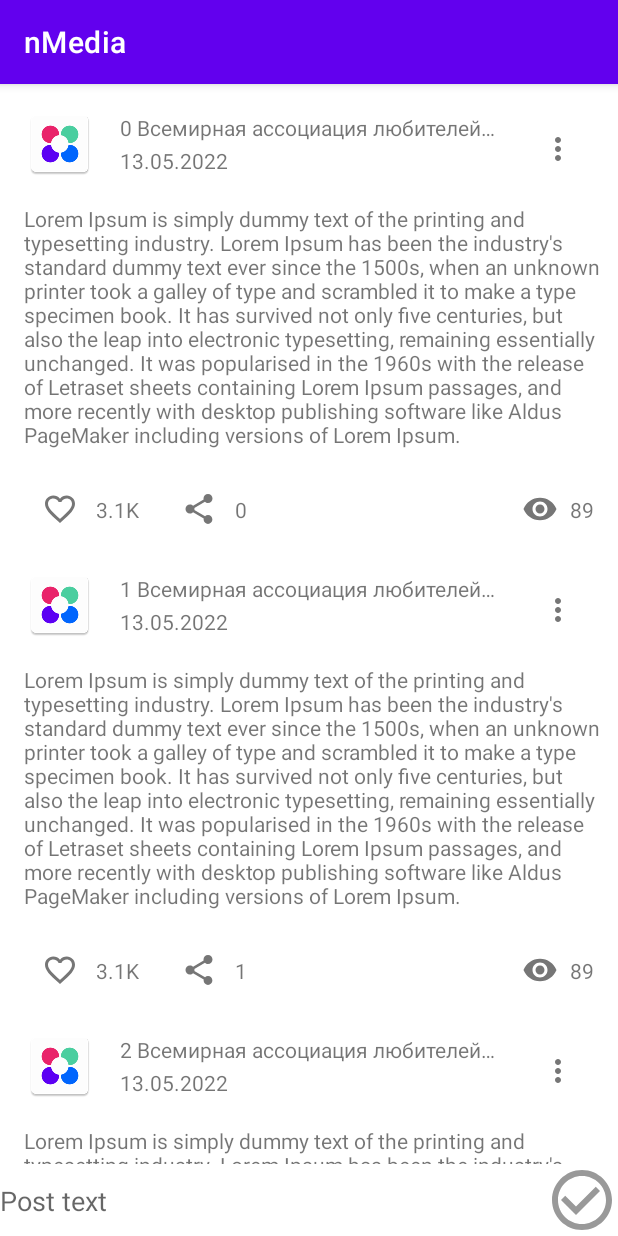
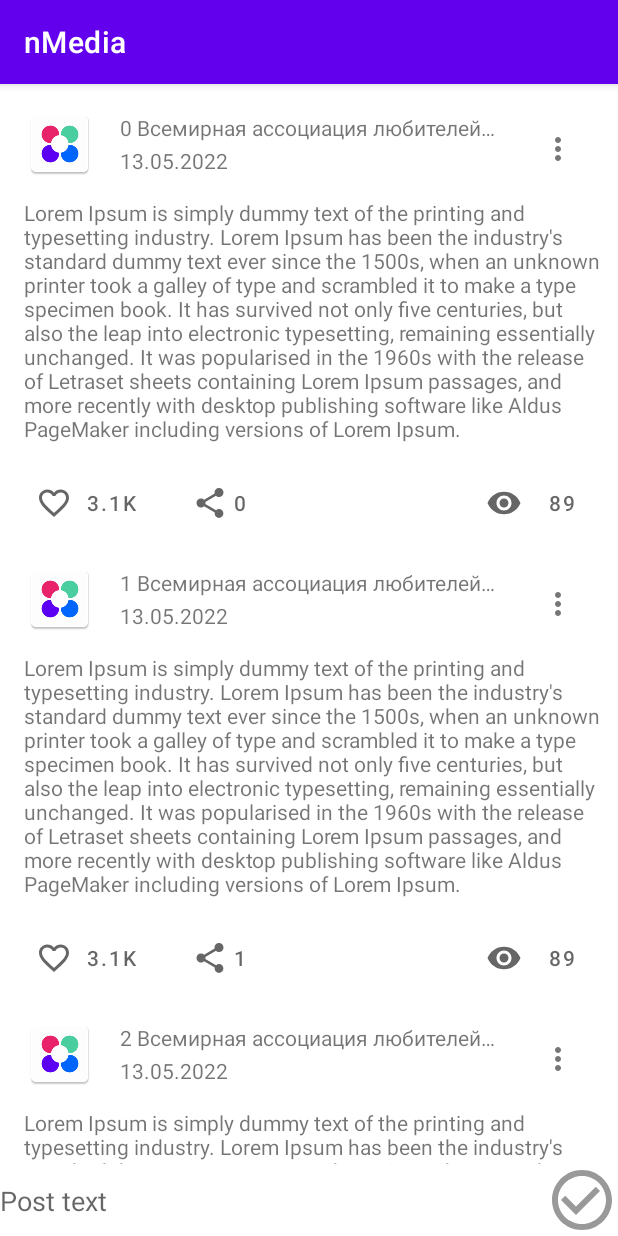
Before and after one commit to mstif/nmedia-app, an Android app: the screen it shows after launch (MainActivity), on a phone screen of 412 x 824 dp. Run offline under Robolectric (Android 15) with nearby library versions, the phone set to English and light mode, and no system bars.

Commit message:
Кнопки к постам заменены MD Button

```diff
--- a/app/src/main/java/ru/netology/nmedia/adapter/PostsAdapter.kt
+++ b/app/src/main/java/ru/netology/nmedia/adapter/PostsAdapter.kt
@@ -52,17 +52,14 @@ class PostsAdapter(
 
         fun bind(post: Post) = with(binding) {
             this@ViewHolder.post = post
-            imageButtonFavorit.setImageResource(
-                if (post.liked) R.drawable.ic_liked_24 else
-                    R.drawable.ic_baseline_favorite_border_24
-            )
-
+            imageButtonFavorit.isChecked = post.liked
+            imageButtonFavorit.text = getStringOfCount(post.likeCount)
             contentPost.text = post.content
             author.text = post.author
             published.text = post.published
-            likeCount.text = getStringOfCount(post.likeCount)
-            shareCount.text = getStringOfCount(post.shareCount)
-            eyeCount.text = getStringOfCount(post.seenCount)
+
+            imageButtonShare.text = getStringOfCount(post.shareCount)
+            imageEye.text = getStringOfCount(post.seenCount)
             dropdownMenu.setOnClickListener { popupMenu.show() }
 
         }
--- /dev/null
+++ b/app/src/main/res/color/like_checkbox_tint.xml
@@ -0,0 +1,6 @@
+<?xml version="1.0" encoding="utf-8"?>
+<selector xmlns:android="http://schemas.android.com/apk/res/android">
+<item android:color="#ff0000" android:state_checked="true"/>
+<item android:color="?attr/colorControlNormal" />
+
+</selector>
--- /dev/null
+++ b/app/src/main/res/drawable/ic_like_24dp.xml
@@ -0,0 +1,5 @@
+<?xml version="1.0" encoding="utf-8"?>
+<selector xmlns:android="http://schemas.android.com/apk/res/android">
+    <item android:drawable="@drawable/ic_liked_24" android:state_checked="true" />
+    <item android:drawable="@drawable/ic_baseline_favorite_border_24" />
+</selector>
--- a/app/src/main/res/layout/post.xml
+++ b/app/src/main/res/layout/post.xml
@@ -63,14 +63,13 @@
         android:layout_width="match_parent"
         android:layout_height="wrap_content"
         android:layout_marginStart="@dimen/common_spacing"
-        android:layout_marginTop="@dimen/common_spacing"
+        android:layout_marginTop="12dp"
         android:ellipsize="end"
         app:layout_constrainedHeight="true"
         app:layout_constraintStart_toStartOf="parent"
         app:layout_constraintTop_toBottomOf="@id/headerBarrier"
-        app:layout_constraintVertical_bias="0"
 
-        tools:text="@tools:sample/lorem/random" />
+        tools:text="@tools:sample/lorem" />
 
     <androidx.constraintlayout.widget.Barrier
         android:id="@+id/headerBarrier"
@@ -79,84 +78,52 @@
         app:barrierDirection="bottom"
         app:constraint_referenced_ids="author,top_avatar,published" />
 
-    <ImageButton
+    <com.google.android.material.button.MaterialButton
         android:id="@+id/imageButtonFavorit"
+        style="@style/Widget.AppTheme.LikeCheckBox"
         android:layout_width="wrap_content"
         android:layout_height="wrap_content"
         android:layout_marginStart="@dimen/common_spacing"
         android:layout_marginTop="@dimen/common_spacing"
-        android:background="@android:color/transparent"
+        android:checkable="true"
         android:contentDescription="@string/favorit_button"
-        android:minWidth="48dp"
-        android:minHeight="48dp"
-
+        app:icon="@drawable/ic_like_24dp"
         app:layout_constraintStart_toStartOf="parent"
         app:layout_constraintTop_toBottomOf="@id/contentPost"
-        app:srcCompat="@drawable/ic_baseline_favorite_border_24" />
+        tools:text="512" />
 
 
-    <androidx.appcompat.widget.AppCompatTextView
-        android:id="@+id/likeCount"
-        android:layout_width="wrap_content"
-        android:layout_height="wrap_content"
-
-
-        app:layout_constraintBottom_toBottomOf="@+id/imageButtonFavorit"
-        app:layout_constraintStart_toEndOf="@id/imageButtonFavorit"
-        app:layout_constraintTop_toTopOf="@+id/imageButtonFavorit"
-        tools:text="4558" />
-
-    <ImageButton
+    <com.google.android.material.button.MaterialButton
         android:id="@+id/imageButtonShare"
+        style="@style/Widget.AppTheme.PostIconBar"
         android:layout_width="wrap_content"
         android:layout_height="wrap_content"
         android:layout_marginStart="@dimen/common_spacing"
         android:layout_marginTop="@dimen/common_spacing"
         android:layout_marginBottom="@dimen/foot_vert_spacing"
-        android:background="@android:color/transparent"
         android:contentDescription="@string/button_share"
         android:minWidth="48dp"
         android:minHeight="48dp"
 
-        app:layout_constraintStart_toEndOf="@id/likeCount"
+        app:icon="@drawable/ic_baseline_share_24"
+        app:layout_constraintStart_toEndOf="@id/imageButtonFavorit"
         app:layout_constraintTop_toBottomOf="@id/contentPost"
-        app:srcCompat="@drawable/ic_baseline_share_24" />
+        tools:text="678" />
 
-    <androidx.appcompat.widget.AppCompatTextView
-        android:id="@+id/shareCount"
-        android:layout_width="wrap_content"
-        android:layout_height="wrap_content"
 
-        app:layout_constraintBottom_toBottomOf="@+id/imageButtonShare"
-        app:layout_constraintStart_toEndOf="@id/imageButtonShare"
-        app:layout_constraintTop_toTopOf="@+id/imageButtonShare"
-        tools:text="556" />
-
-    <ImageView
+    <com.google.android.material.button.MaterialButton
         android:id="@+id/imageEye"
+        style="@style/Widget.AppTheme.PostIconBar"
         android:layout_width="wrap_content"
         android:layout_height="wrap_content"
         android:layout_marginEnd="@dimen/foot_horiz_spacing"
         android:contentDescription="@string/eye_icon_image"
-
+        android:enabled="false"
+        app:icon="@drawable/ic_baseline_remove_red_eye_24"
         app:layout_constraintBottom_toBottomOf="@+id/imageButtonShare"
-        app:layout_constraintEnd_toStartOf="@id/eyeCount"
+        app:layout_constraintEnd_toEndOf="parent"
         app:layout_constraintTop_toTopOf="@+id/imageButtonShare"
-        app:srcCompat="@drawable/ic_baseline_remove_red_eye_24" />
-
-    <androidx.appcompat.widget.AppCompatTextView
-        android:id="@+id/eyeCount"
-        android:layout_width="wrap_content"
-        android:layout_height="wrap_content"
-        android:layout_marginEnd="@dimen/common_spacing"
-
-        android:contentDescription="@string/favorit_button"
-
-        app:layout_constraintBottom_toBottomOf="@+id/imageEye"
-        app:layout_constraintEnd_toEndOf="parent"
-        app:layout_constraintTop_toTopOf="@+id/imageEye"
-        tools:text="896" />
-
+        tools:text="678" />
 
 
 </androidx.constraintlayout.widget.ConstraintLayout>
--- a/app/src/main/res/values/themes.xml
+++ b/app/src/main/res/values/themes.xml
@@ -13,4 +13,12 @@
         <item name="android:statusBarColor" tools:targetApi="l">?attr/colorPrimaryVariant</item>
         <!-- Customize your theme here. -->
     </style>
+    <style name="Widget.AppTheme.LikeCheckBox" parent="Widget.MaterialComponents.Button.TextButton.Icon">
+        <item name="iconTint">@color/like_checkbox_tint</item>
+    </style>
+    <style name="Widget.AppTheme.PostIconBar" parent="Widget.MaterialComponents.Button.TextButton.Icon">
+        <item name="android:textColor">#99000000</item>
+        <item name="iconTint">#99000000</item>
+    </style>
+
 </resources>
```
